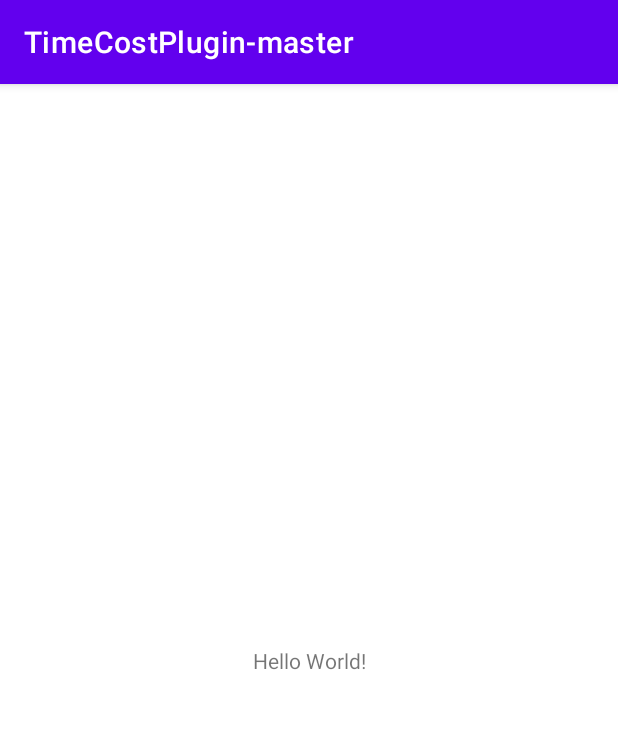
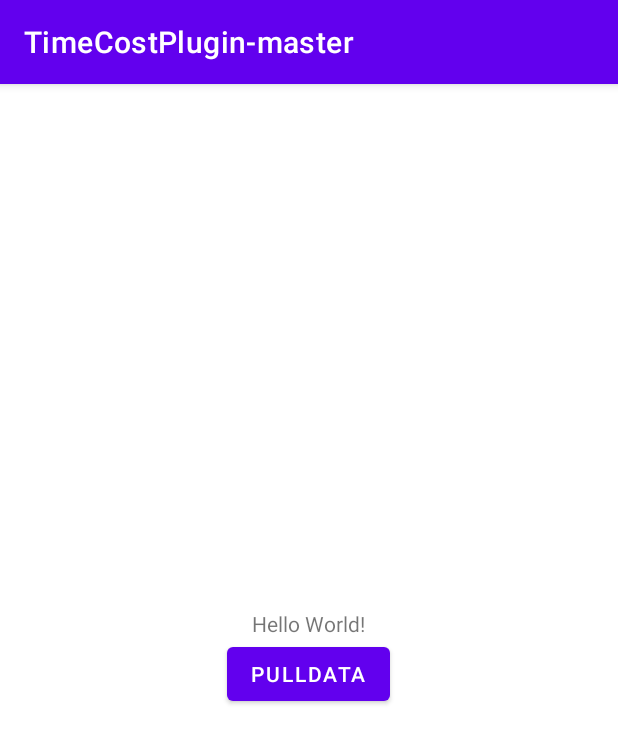
Before and after one commit to sunlightAndroid/TimeCostPlugin-master, an Android app: the screen it shows after launch (MainActivity), on a phone screen of 412 x 824 dp. Shown: the top 743 px of the screen. Run offline under Robolectric (Android 15) with nearby library versions, the phone set to English and light mode, and no system bars.

Commit message:
第一个版本结束，可以统计标记timeCost注解的方法耗时

```diff
--- a/app/src/main/java/me/eric/timeCost/sample/Test.java
+++ b/app/src/main/java/me/eric/timeCost/sample/Test.java
@@ -1,4 +1,6 @@
 package me.eric.timeCost.sample;
+
+import me.eric.cost_annotation.TimeCost;
 
 /**
  * @Author: eric
@@ -7,8 +9,9 @@ package me.eric.timeCost.sample;
  */
 class Test {
 
+    @TimeCost(description = "测试首页pullData方法耗时")
     void addLog(){
-        TimeLogger.start();
+        TimeLogger.start("addLog");
         System.out.println("原始的代码123");
         TimeLogger.end();
     }
--- a/app/src/main/res/layout/activity_main.xml
+++ b/app/src/main/res/layout/activity_main.xml
@@ -1,10 +1,11 @@
 <?xml version="1.0" encoding="utf-8"?>
-<androidx.constraintlayout.widget.ConstraintLayout xmlns:android="http://schemas.android.com/apk/res/android"
+<LinearLayout xmlns:android="http://schemas.android.com/apk/res/android"
     xmlns:app="http://schemas.android.com/apk/res-auto"
     xmlns:tools="http://schemas.android.com/tools"
     android:layout_width="match_parent"
     android:layout_height="match_parent"
-    tools:context=".MainActivity1">
+    android:gravity="center"
+    android:orientation="vertical">
 
     <TextView
         android:layout_width="wrap_content"
@@ -15,4 +16,11 @@
         app:layout_constraintRight_toRightOf="parent"
         app:layout_constraintTop_toTopOf="parent" />
 
-</androidx.constraintlayout.widget.ConstraintLayout>
+    <Button
+        android:text="pullData"
+        android:onClick="pullData"
+        android:layout_width="wrap_content"
+        android:layout_height="wrap_content" />
+
+
+</LinearLayout>
```
Also changed, not shown: app/src/main/java/me/eric/timeCost/MainActivity.java (+10 -0 lines), app/src/main/java/me/eric/timeCost/sample/TimeLogger.java (+6 -2 lines), 10 other files.
